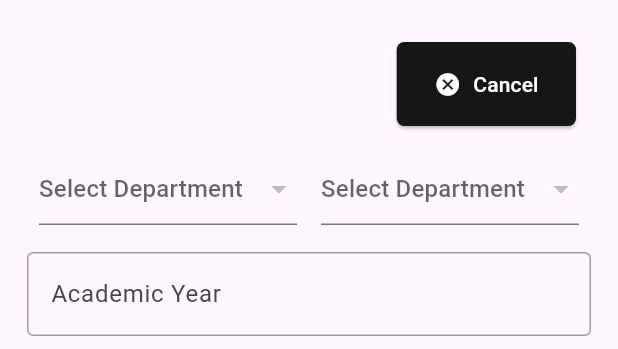
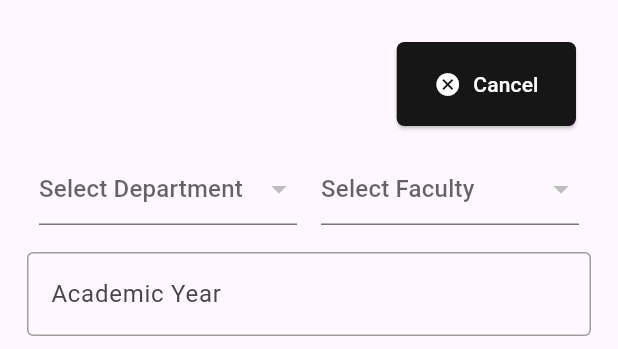
Before and after one commit to reformedbrush/NSync_SourceCode, a Flutter app: the AssignClass1 widget shown alone on an empty page, opened directly, after a tap on "Assign Class", on a phone screen of 412 x 824 dp. Shown: the top 349 px of the screen. Run offline on Flutter 3.47's test engine with Material 3 defaults, Android fonts, the phone set to English and light mode, and no system bars; our stand-ins replace cherry_toast, file_picker, firebase_core, supabase_flutter; accounts and stored records are empty.

Commit message:
assign class fac() dropdown

```diff
--- a/Project/nsync_admin/lib/screen/assign_class.dart
+++ b/Project/nsync_admin/lib/screen/assign_class.dart
@@ -13,8 +13,10 @@ class _AssignClass1State extends State<AssignClass1>
   bool _isFormVisible = false;
 
   String? selectedDept;
+  String? selectedFac;
 
   List<Map<String, dynamic>> DeptList = [];
+  List<Map<String, dynamic>> FacList = [];
 
   final Duration _animationDuration = const Duration(milliseconds: 300);
 
@@ -34,6 +36,20 @@ class _AssignClass1State extends State<AssignClass1>
       }
     } catch (e) {
       print("ERROR FETCHING DEPARTMENT: $e");
+    }
+  }
+
+  Future<void> fetchFaculty(String id) async {
+    try {
+      final response =
+          await supabase.from('tbl_faculty').select().eq("department_id", id);
+      if (response.isNotEmpty) {
+        setState(() {
+          FacList = response;
+        });
+      }
+    } catch (e) {
+      print("ERROR FETCHING FACULTY: $e");
     }
   }
 
@@ -108,24 +124,23 @@ class _AssignClass1State extends State<AssignClass1>
                                     setState(() {
                                       selectedDept = newValue;
                                     });
+                                    fetchFaculty(newValue!);
                                   }),
                             )),
                             Expanded(
                                 child: Padding(
                               padding: EdgeInsets.all(8),
                               child: DropdownButtonFormField(
-                                  value: selectedDept,
-                                  hint: const Text("Select Department"),
-                                  items: DeptList.map((department) {
+                                  value: selectedFac,
+                                  hint: const Text("Select Faculty"),
+                                  items: FacList.map((faculty) {
                                     return DropdownMenuItem(
-                                        value: department['department_id']
-                                            .toString(),
-                                        child: Text(
-                                            department['department_name']));
+                                        value: faculty['faculty_id'].toString(),
+                                        child: Text(faculty['faculty_name']));
                                   }).toList(),
                                   onChanged: (newValue) {
                                     setState(() {
-                                      selectedDept = newValue;
+                                      selectedFac = newValue;
                                     });
                                   }),
                             ))
```
